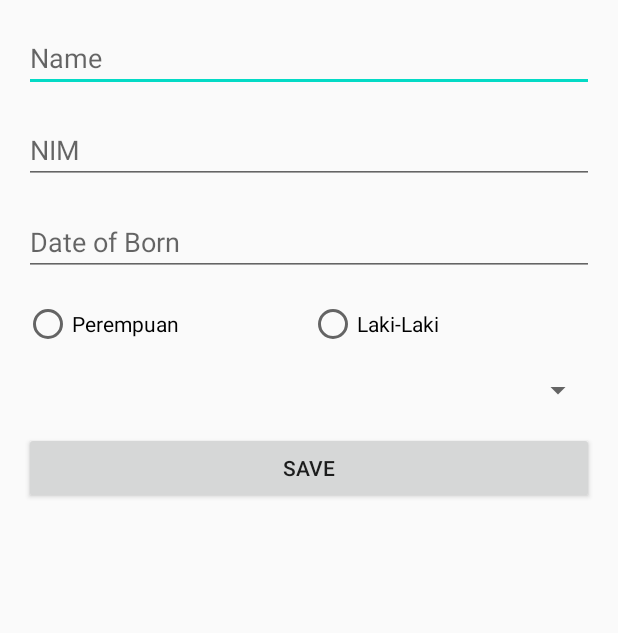
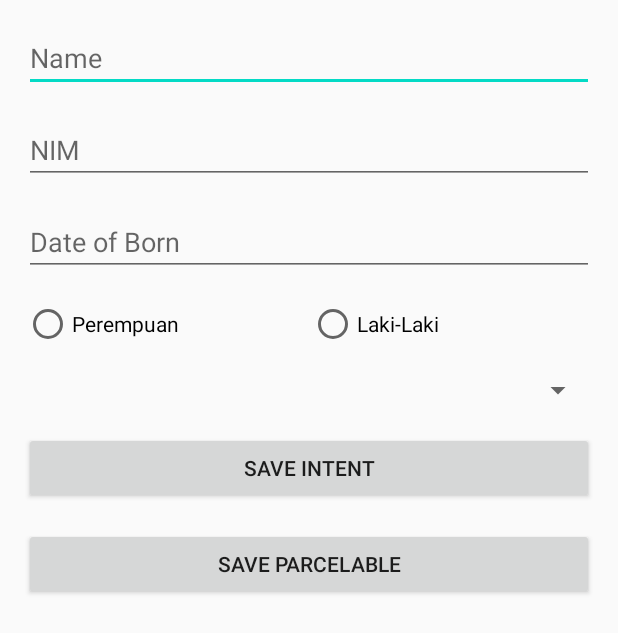
Before and after one commit to polinema-mobile/07-android-ui-07-android-ui-breakout-10-ti3g, an Android app: the layout activity_main.xml on its own in the app's theme, with its tools: preview values and no code run, on a phone screen of 412 x 824 dp. Shown: the top 633 px of the screen. Run offline under Robolectric (Android 15) with nearby library versions, the phone set to English and light mode, and no system bars.

Commit message:
initiation to parcel

```diff
--- a/app/src/main/res/layout/activity_main.xml
+++ b/app/src/main/res/layout/activity_main.xml
@@ -101,12 +101,21 @@
             app:layout_constraintTop_toBottomOf="@+id/radioButton3" />
 
         <Button
-            android:id="@+id/save"
+            android:id="@+id/saveintent"
             android:layout_marginVertical="8dp"
             android:layout_marginHorizontal="16dp"
             android:layout_width="match_parent"
             android:layout_height="wrap_content"
-            android:text="SAVE" />
+            android:text="SAVE INTENT" />
+
+
+        <Button
+            android:id="@+id/saveparcelable"
+            android:layout_marginVertical="8dp"
+            android:layout_marginHorizontal="16dp"
+            android:layout_width="match_parent"
+            android:layout_height="wrap_content"
+            android:text="SAVE PARCELABLE" />
 
     </LinearLayout>
     <LinearLayout
```
Also changed, not shown: app/src/main/java/com/example/a07_android_ui/MainActivity.java (+32 -3 lines).
